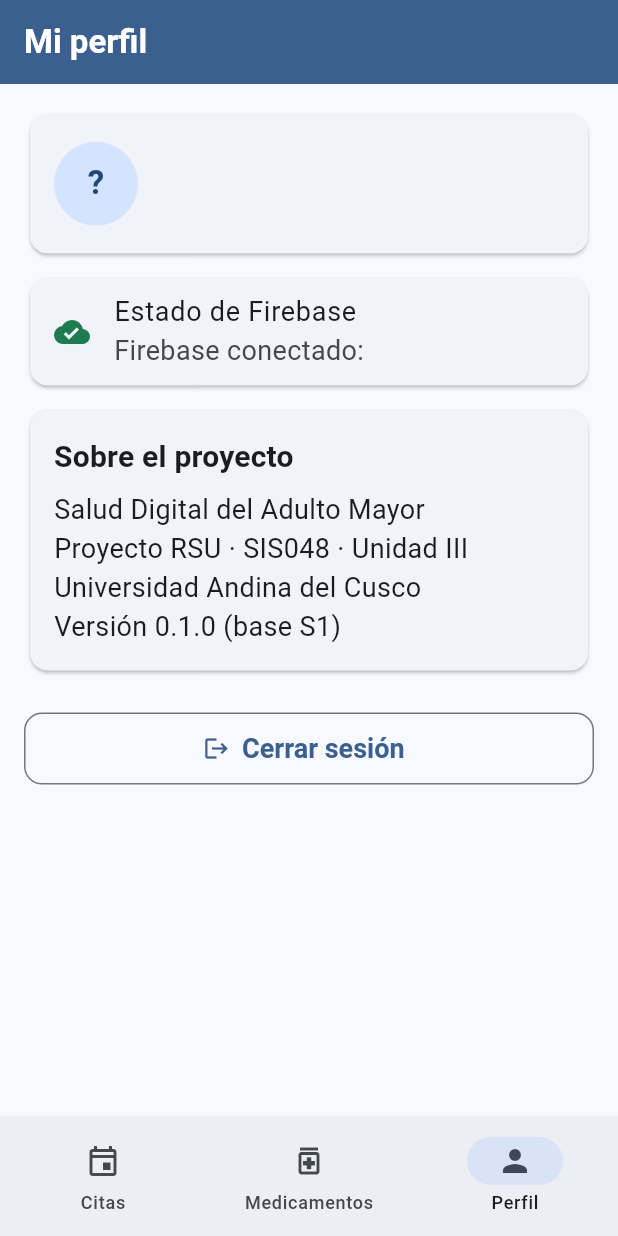
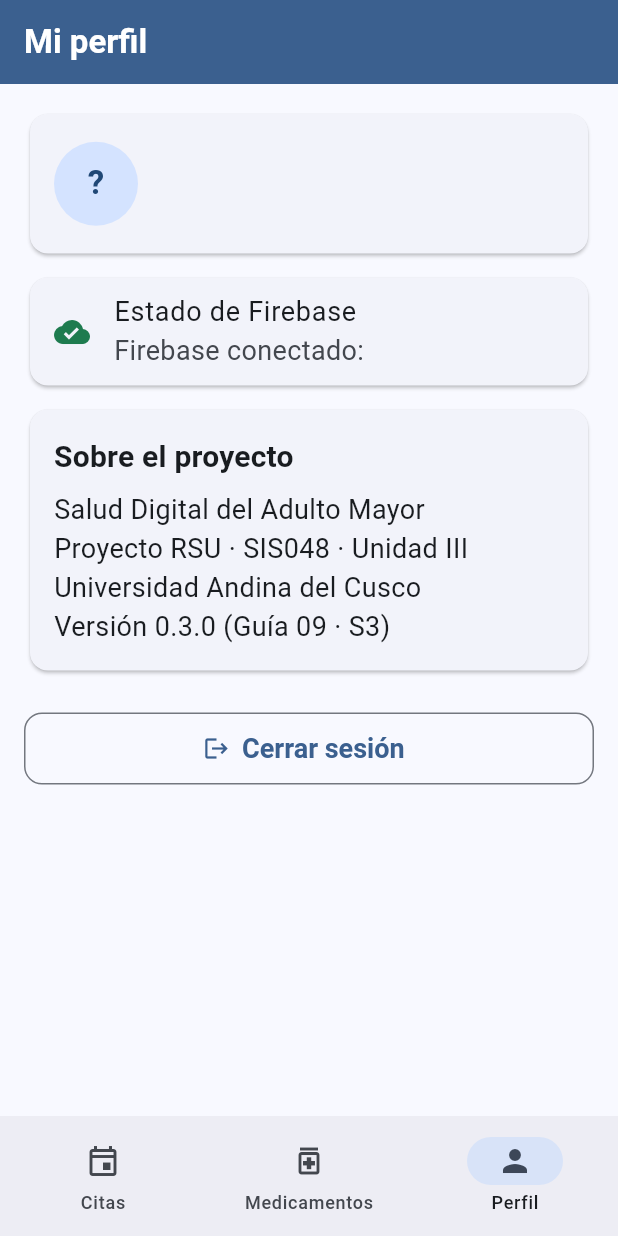
Before and after one commit to Romina-Sanchez/salud_digital, a Flutter app: the PerfilPage screen opened by its route, on a phone screen of 412 x 824 dp. Run offline on Flutter 3.47's test engine with Material 3 defaults, Android fonts, the phone set to English and light mode, and no system bars; our stand-ins replace firebase_auth, firebase_core, flutter_bloc, go_router; accounts and stored records are empty.

Commit message:
docs: actualizar README y version de perfil para Guia 09

```diff
--- a/lib/features/perfil/presentation/pages/perfil_page.dart
+++ b/lib/features/perfil/presentation/pages/perfil_page.dart
@@ -101,7 +101,7 @@ class PerfilPage extends StatelessWidget {
                     resultadoFirebase.detalle == null
                         ? resultadoFirebase.mensaje
                         : '${resultadoFirebase.mensaje}\n'
-                            '${resultadoFirebase.detalle}',
+                              '${resultadoFirebase.detalle}',
                   ),
                   isThreeLine: resultadoFirebase.detalle != null,
                 ),
@@ -122,7 +122,7 @@ class PerfilPage extends StatelessWidget {
                         'Salud Digital del Adulto Mayor\n'
                         'Proyecto RSU · SIS048 · Unidad III\n'
                         'Universidad Andina del Cusco\n'
-                        'Versión 0.1.0 (base S1)',
+                        'Versión 0.3.0 (Guía 09 · S3)',
                         style: tema.textTheme.bodyMedium,
                       ),
                     ],
```
Also changed, not shown: 1 other file.
